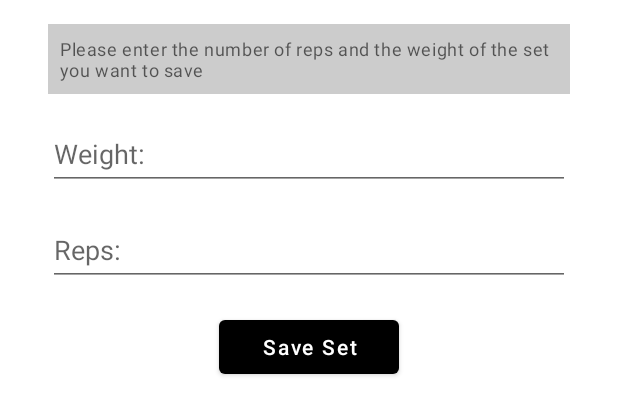
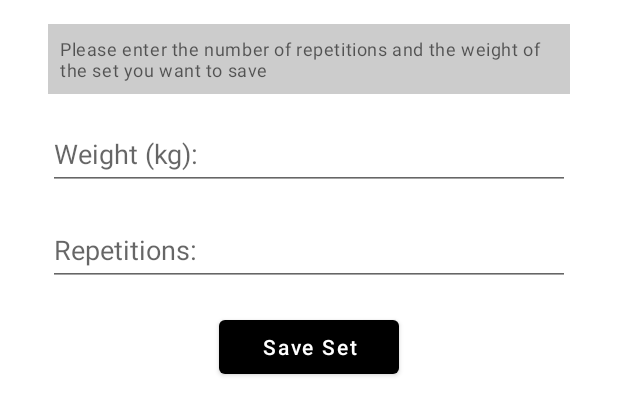
Before and after one commit to jungledav/gaintracker, an Android app: the layout fragment_add_sets.xml on its own in the app's theme, with its tools: preview values and no code run, on a phone screen of 412 x 824 dp. Shown: the top 415 px of the screen. Run offline under Robolectric (Android 15) with nearby library versions, the phone set to English and light mode, and no system bars.

```diff
--- a/app/src/main/res/layout/fragment_add_sets.xml
+++ b/app/src/main/res/layout/fragment_add_sets.xml
@@ -21,7 +21,7 @@
         android:layout_width="0dp"
         android:layout_height="wrap_content"
         android:background="@color/lighter_gray"
-        android:text="Please enter the number of reps and the weight of the set you want to save"
+        android:text="Please enter the number of repetitions and the weight of the set you want to save"
         android:textAppearance="?attr/textAppearanceCaption"
         android:padding="8dp"
         android:layout_marginTop="16dp"
@@ -39,7 +39,7 @@
         android:layout_marginStart="32dp"
         android:layout_marginTop="16dp"
         android:layout_marginEnd="32dp"
-        android:hint="Weight:"
+        android:hint="Weight (kg):"
         android:inputType="numberDecimal"
         android:minHeight="48dp"
         app:layout_constraintStart_toStartOf="parent"
@@ -53,7 +53,7 @@
         android:layout_marginStart="32dp"
         android:layout_marginTop="16dp"
         android:layout_marginEnd="32dp"
-        android:hint="Reps:"
+        android:hint="Repetitions:"
         android:inputType="number"
         android:minHeight="48dp"
         app:layout_constraintTop_toBottomOf="@+id/editTextWeight"
```
